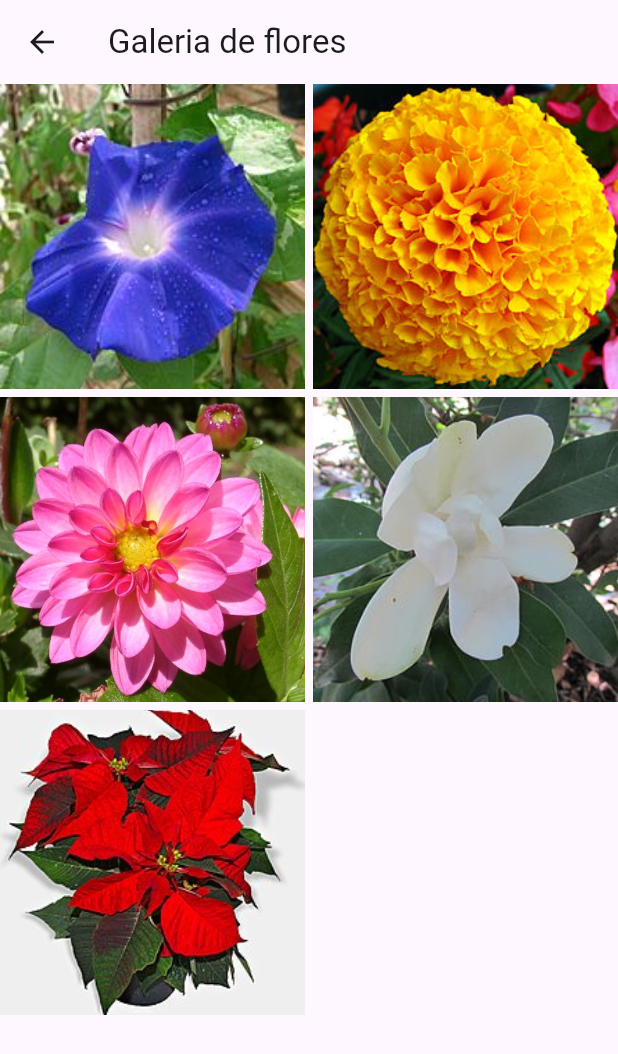
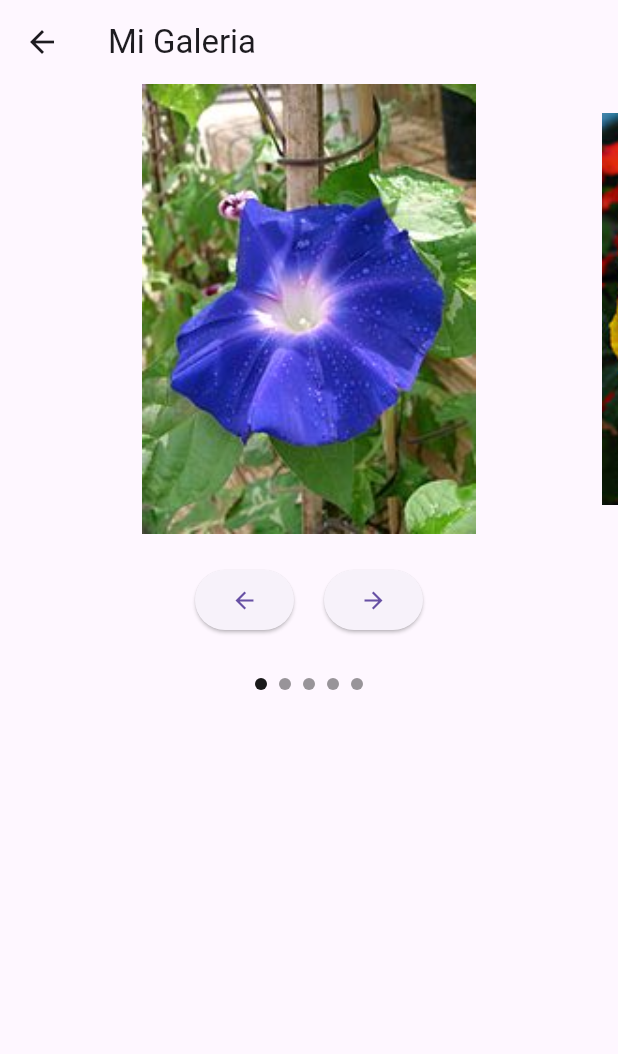
Before and after one commit to sara-jr/proyecto-flutter, a Flutter app: the FlowersGalery screen opened by its route, on a phone screen of 412 x 824 dp. Shown: the top 1054 px of the screen. Run offline on Flutter 3.47's test engine with Material 3 defaults, Android fonts, the phone set to English and light mode, and no system bars; drawn by our look-alikes of carousel_slider; our stand-ins replace flutter_animate, flutter_rating_bar.

Commit message:
El carrusel fue creado

```diff
--- a/lib/details.dart
+++ b/lib/details.dart
@@ -22,8 +22,8 @@ class DetailsScreen extends StatelessWidget {
               .animate()
               .fadeIn(duration: 600.ms, curve: Curves.easeOutQuad)
               .scale(
-                begin: Offset(0.5, 0.5),
-                end: Offset(1, 1),
+                begin: const Offset (0.5, 0.5),
+                end: const Offset(1, 1),
                 duration: 600.ms,
                 curve: Curves.easeOutBack,
               )
--- a/lib/flowers.dart
+++ b/lib/flowers.dart
@@ -1,61 +1,87 @@
 import 'package:flutter/material.dart';
+import 'package:carousel_slider/carousel_slider.dart' as CarouselPkg;
 
-class FlowersGalery extends StatelessWidget {
-  const FlowersGalery({super.key});
+class FlowersGalery extends StatefulWidget {
+  FlowersGalery({super.key});
+@override
+_FlowersGaleryState createState() => _FlowersGaleryState();
+}
+class _FlowersGaleryState extends State<FlowersGalery> {
+final List<String> imgList = [
+  "assets/campanilla.jpg",
+  "assets/cempazuchil.jpg",
+  "assets/dahlia.jpg",
+  "assets/magnolia.jpg",
+  "assets/nochebuena.jpg",
+];
 
+int _current = 0;
+CarouselPkg.CarouselSliderController _controller = CarouselPkg.CarouselSliderController();
 @override
 Widget build(BuildContext context) {
 return Scaffold(
 appBar: AppBar(
-        title: const Text('Galeria de flores'),
+title: Text('Mi Galeria'),
 ),
-      body: GridView.count(
-        crossAxisCount: 2,
-        mainAxisSpacing: 5,
-        crossAxisSpacing: 5,
+body: Column(
 children: [
-          Container(
-            decoration: const BoxDecoration(
-              image: DecorationImage(
-                  image: AssetImage('assets/campanilla.jpg'),
-                  fit: BoxFit.cover),
+CarouselPkg.CarouselSlider(
+carouselController: _controller,
+options: CarouselPkg.CarouselOptions(
+height: 300.0,
+enlargeCenterPage: true,
+aspectRatio: 16 / 9,
+enableInfiniteScroll: true,
+viewportFraction: 0.8,
+onPageChanged: (index, reason) {
+setState(() {
+_current = index;
+});
+},
 ),
-            width: double.infinity,
-            height: double.infinity,
+items: imgList
+.map((item) => Container(
+child: Center(
+child: Image.asset(
+item,
+fit: BoxFit.cover,
+height: 400,
 ),
-          Container(
-            decoration: const BoxDecoration(
-              image: DecorationImage(
-                  image: AssetImage('assets/cempazuchil.jpg'),
-                  fit: BoxFit.cover),
 ),
-            width: double.infinity,
-            height: double.infinity,
+))
+.toList(),
 ),
-          Container(
-            decoration: const BoxDecoration(
-              image: DecorationImage(
-                  image: AssetImage('assets/dahlia.jpg'), fit: BoxFit.cover),
+SizedBox(height: 20),
+Row(
+mainAxisAlignment: MainAxisAlignment.center,
+children: [
+ElevatedButton(
+onPressed: () => _controller.previousPage(),
+child: Icon(Icons.arrow_back),
 ),
-            width: double.infinity,
-            height: double.infinity,
+SizedBox(width: 20),
+ElevatedButton(
+onPressed: () => _controller.nextPage(),
+child: Icon(Icons.arrow_forward),
 ),
-          Container(
-            decoration: const BoxDecoration(
-              image: DecorationImage(
-                  image: AssetImage('assets/magnolia.jpg'), fit: BoxFit.cover),
+],
 ),
-            width: double.infinity,
-            height: double.infinity,
+SizedBox(height: 20),
+Row(
+mainAxisAlignment: MainAxisAlignment.center,
+children: imgList.asMap().entries.map((entry) {
+return Container(
+width: 8.0,
+height: 8.0,
+margin: EdgeInsets.symmetric(vertical: 8.0, horizontal: 4.0),
+decoration: BoxDecoration(
+shape: BoxShape.circle,
+color: _current == entry.key
+? Color.fromRGBO(0, 0, 0, 0.9)
+: Color.fromRGBO(0, 0, 0, 0.4),
 ),
-          Container(
-            decoration: const BoxDecoration(
-              image: DecorationImage(
-                  image: AssetImage('assets/nochebuena.jpg'),
-                  fit: BoxFit.cover),
-            ),
-            width: double.infinity,
-            height: double.infinity,
+);
+}).toList(),
 ),
 ],
 ),
--- a/lib/main.dart
+++ b/lib/main.dart
@@ -19,7 +19,7 @@ class MyApp extends StatelessWidget {
         '/': (context) => const HomePage(),
         '/dates': (context) => const HollydayList(),
         '/details': (context) => const DetailsScreen(),
-        '/flora': (context) => const FlowersGalery(),
+        '/flora': (context) =>  FlowersGalery(),
       },
     );
   }
--- a/pubspec.yaml
+++ b/pubspec.yaml
@@ -32,6 +32,7 @@ dependencies:
     sdk: flutter
   flutter_rating_bar: ^4.0.0
   flutter_animate: ^4.1.1
+  carousel_slider: ^5.0.0
   # The following adds the Cupertino Icons font to your application.
   # Use with the CupertinoIcons class for iOS style icons.
   cupertino_icons: ^1.0.6
@@ -40,12 +41,13 @@ dev_dependencies:
   flutter_test:
     sdk: flutter
 
+
   # The "flutter_lints" package below contains a set of recommended lints to
   # encourage good coding practices. The lint set provided by the package is
   # activated in the `analysis_options.yaml` file located at the root of your
   # package. See that file for information about deactivating specific lint
   # rules and activating additional ones.
-  flutter_lints: ^3.0.0
+  flutter_lints: ^4.0.0
 
 # For information on the generic Dart part of this file, see the
 # following page: https://dart.dev/tools/pub/pubspec
```
Also changed, not shown: pubspec.lock. Lines whose indentation alone changed are shown as unchanged.
